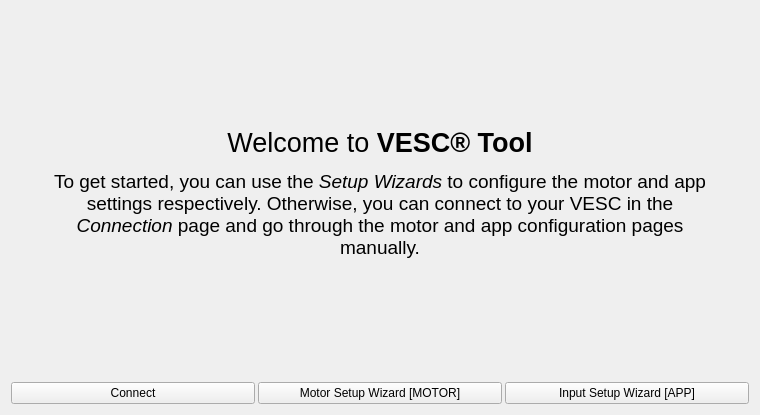
vedderb/vesc_tool, file pages/pagewelcome.ui: the form before one commit.
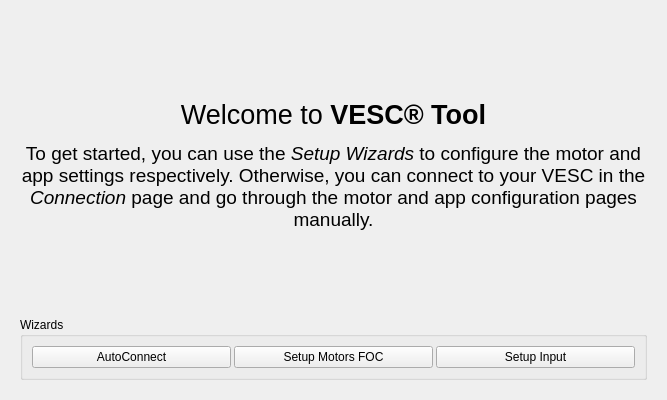
The form after the commit. Icons and pictures are not drawn. Custom widgets are drawn as their Qt base class.

Diff of the .ui file:
```diff
--- a/pages/pagewelcome.ui
+++ b/pages/pagewelcome.ui
@@ -6,8 +6,8 @@
    <rect>
     <x>0</x>
     <y>0</y>
-    <width>760</width>
-    <height>415</height>
+    <width>667</width>
+    <height>400</height>
    </rect>
   </property>
   <property name="windowTitle">
@@ -16,19 +16,7 @@
   <layout class="QVBoxLayout" name="verticalLayout">
    <item>
     <widget class="ImageWidget" name="bgWidget" native="true">
-     <layout class="QVBoxLayout" name="verticalLayout_2" stretch="1">
-      <property name="leftMargin">
-       <number>30</number>
-      </property>
-      <property name="topMargin">
-       <number>30</number>
-      </property>
-      <property name="rightMargin">
-       <number>30</number>
-      </property>
-      <property name="bottomMargin">
-       <number>30</number>
-      </property>
+     <layout class="QVBoxLayout" name="verticalLayout_2" stretch="1,0">
       <item>
        <widget class="QLabel" name="label">
         <property name="text">
@@ -39,9 +27,18 @@
         </property>
        </widget>
       </item>
-     </layout>
-    </widget>
-   </item>
+      <item>
+       <widget class="QGroupBox" name="groupBox">
+        <property name="sizePolicy">
+         <sizepolicy hsizetype="MinimumExpanding" vsizetype="Preferred">
+          <horstretch>0</horstretch>
+          <verstretch>0</verstretch>
+         </sizepolicy>
+        </property>
+        <property name="title">
+         <string>Wizards</string>
+        </property>
+        <layout class="QVBoxLayout" name="verticalLayout_3">
    <item>
     <layout class="QHBoxLayout" name="horizontalLayout">
      <property name="spacing">
@@ -53,7 +50,7 @@
         <string>Automatically connect to the VESC using the USB connection.</string>
        </property>
        <property name="text">
-        <string>Connect</string>
+              <string>AutoConnect</string>
        </property>
        <property name="icon">
         <iconset resource="../res.qrc">
@@ -70,7 +67,7 @@
      <item>
       <widget class="QPushButton" name="wizardMotorButton">
        <property name="text">
-        <string>Motor Setup Wizard [MOTOR]</string>
+              <string>Setup Motors FOC</string>
        </property>
        <property name="icon">
         <iconset resource="../res.qrc">
@@ -90,7 +87,7 @@
      <item>
       <widget class="QPushButton" name="wizardAppButton">
        <property name="text">
-        <string>Input Setup Wizard [APP]</string>
+              <string>Setup Input</string>
        </property>
        <property name="icon">
         <iconset resource="../res.qrc">
@@ -108,6 +105,12 @@
       </widget>
      </item>
     </layout>
+         </item>
+        </layout>
+       </widget>
+      </item>
+     </layout>
+    </widget>
    </item>
   </layout>
  </widget>
```
Left out of the diff: 5 changed lines with no effect on the pictures. Lines whose indentation alone changed are shown as unchanged.
